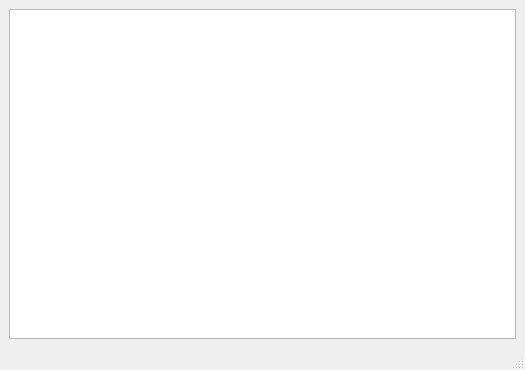
This is CoordinateSystem/src/CoordinateSystemMainwindow.ui in Belov1807/QTProjects as Qt 5 draws it before an edit. The edited form follows.
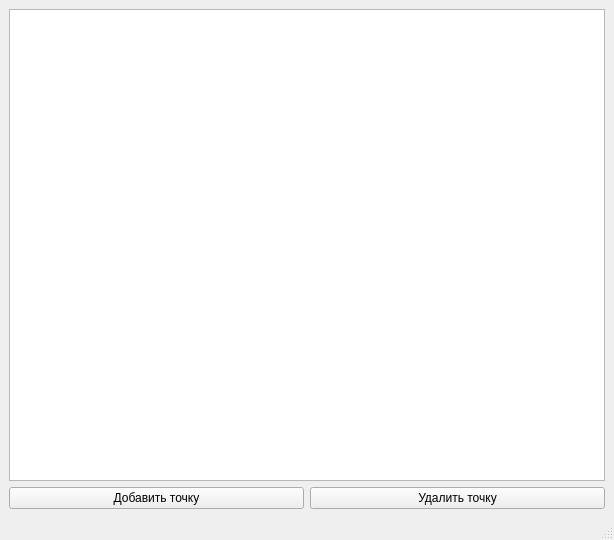
This is the edited form.

Diff of the .ui file:
```diff
--- a/CoordinateSystem/src/CoordinateSystemMainwindow.ui
+++ b/CoordinateSystem/src/CoordinateSystemMainwindow.ui
@@ -6,17 +6,39 @@
    <rect>
     <x>0</x>
     <y>0</y>
-    <width>525</width>
-    <height>370</height>
+    <width>614</width>
+    <height>540</height>
    </rect>
   </property>
   <property name="windowTitle">
    <string>CoordinateSystemMainWindow</string>
   </property>
   <widget class="QWidget" name="centralwidget">
-   <layout class="QHBoxLayout" name="horizontalLayout">
+   <layout class="QVBoxLayout" name="verticalLayout">
     <item>
-     <widget class="QTableView" name="tvCoordinates"/>
+     <layout class="QGridLayout" name="gridLayout">
+      <item row="0" column="0">
+       <widget class="QTableView" name="tvCoordinates"/>
+      </item>
+      <item row="1" column="0">
+       <layout class="QHBoxLayout" name="horizontalLayout_3">
+        <item>
+         <widget class="QPushButton" name="pbAddPoint">
+          <property name="text">
+           <string>Добавить точку</string>
+          </property>
+         </widget>
+        </item>
+        <item>
+         <widget class="QPushButton" name="pbRemovePoint">
+          <property name="text">
+           <string>Удалить точку</string>
+          </property>
+         </widget>
+        </item>
+       </layout>
+      </item>
+     </layout>
     </item>
    </layout>
   </widget>
```
Left out of the diff: 2 changed lines with no effect on the pictures.
